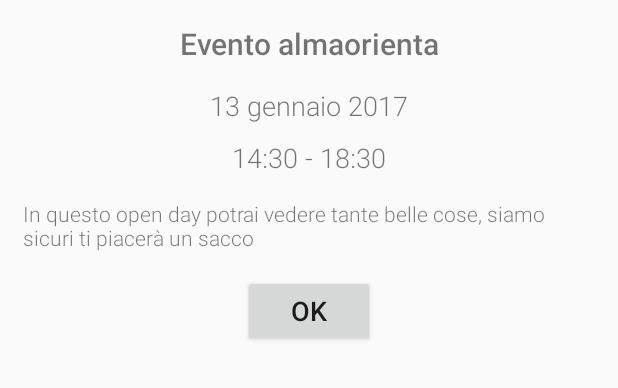
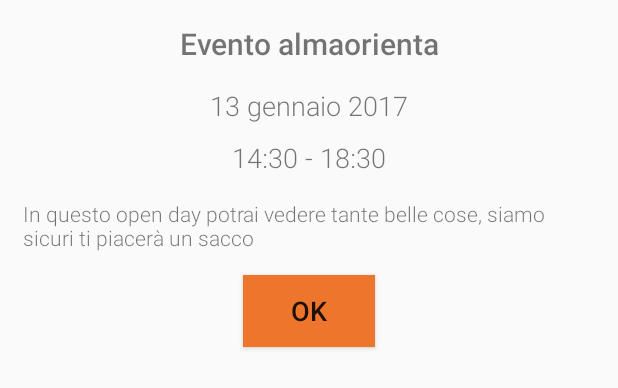
Before and after one commit to Ferno92/AlmaOrienteering_Android, an Android app: the layout calendar_event_dialog.xml on its own in the app's theme, with its tools: preview values and no code run, on a phone screen of 412 x 824 dp. Shown: the top 388 px of the screen. Run offline under Robolectric (Android 15) with nearby library versions, the phone set to English and light mode, and no system bars.

Commit message:
completata dialog calendar, fix homepage icone

```diff
--- a/app/src/main/java/com/almaorient/ferno92/almaorienteering/calendar/ListEventiAdapter.java
+++ b/app/src/main/java/com/almaorient/ferno92/almaorienteering/calendar/ListEventiAdapter.java
@@ -71,7 +71,7 @@ public class ListEventiAdapter extends ArrayAdapter<HashMap> {
         view.setOnClickListener(new View.OnClickListener() {
             @Override
             public void onClick(View view) {
-                mListener.showEventDetail(evento);
+                mListener.showEventDetail(evento, parent);
             }
         });
 
@@ -108,7 +108,7 @@ public class ListEventiAdapter extends ArrayAdapter<HashMap> {
 
     public interface  Listener{
         void addEventToCalendar(HashMap evento, ViewGroup parent);
-        void showEventDetail(HashMap evento);
+        void showEventDetail(HashMap evento, ViewGroup parent);
     }
 
 
--- a/app/src/main/res/layout/calendar_event_dialog.xml
+++ b/app/src/main/res/layout/calendar_event_dialog.xml
@@ -1,8 +1,9 @@
 <?xml version="1.0" encoding="utf-8"?>
 <LinearLayout xmlns:android="http://schemas.android.com/apk/res/android"
     android:orientation="vertical" android:layout_width="match_parent"
-    android:layout_height="wrap_content">
+    android:layout_height="match_parent">
     <TextView
+        android:id="@+id/nome_evento"
         android:layout_width="match_parent"
         android:layout_height="wrap_content"
         android:padding="15dp"
@@ -11,6 +12,7 @@
         android:textSize="20sp"
         android:textStyle="bold"/>
     <TextView
+        android:id="@+id/data"
         android:layout_width="match_parent"
         android:layout_height="wrap_content"
         android:gravity="center"
@@ -18,22 +20,26 @@
         android:textSize="18sp"
         android:layout_marginBottom="10dp"/>
     <TextView
+        android:id="@+id/ora"
         android:layout_width="match_parent"
         android:layout_height="wrap_content"
         android:gravity="center"
         android:text="14:30 - 18:30"
         android:textSize="18sp"/>
     <TextView
+        android:id="@+id/descrizione"
         android:layout_width="match_parent"
         android:layout_height="wrap_content"
         android:padding="15dp"
         android:text="In questo open day potrai vedere tante belle cose, siamo sicuri ti piacerà un sacco"/>
     <android.support.v7.widget.AppCompatButton
+        android:id="@+id/ok_button"
         android:layout_width="wrap_content"
         android:layout_height="wrap_content"
         android:textSize="18sp"
         android:text="OK"
         android:layout_gravity="center"
-        android:layout_marginBottom="15dp"/>
+        android:layout_marginBottom="15dp"
+        android:background="@color/colorAccent"/>
 
 </LinearLayout>
--- a/app/src/main/res/layout/homepage_element.xml
+++ b/app/src/main/res/layout/homepage_element.xml
@@ -12,8 +12,8 @@
         >
         <ImageView
             android:id="@+id/image_elemento"
-            android:layout_width="200dp"
-            android:layout_height="200dp"
+            android:layout_width="150dp"
+            android:layout_height="150dp"
             android:src="@drawable/splash_icon"
             android:layout_gravity="center"/>
 
```
Also changed, not shown: app/src/main/java/com/almaorient/ferno92/almaorienteering/calendar/CalendarActivity.java (+29 -5 lines).
